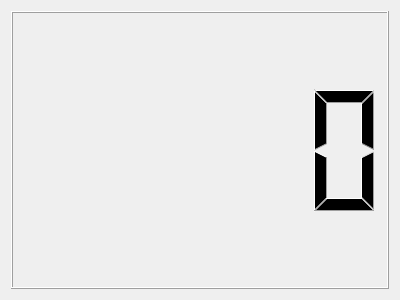
Szybet/sanki, file test-project/nienazwany/widgget.ui: the form before one commit.
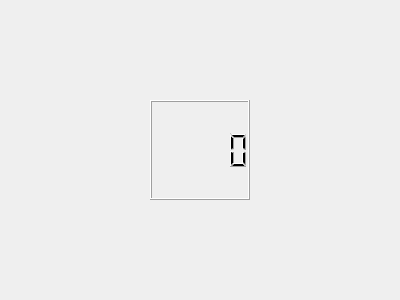
The form after the commit.

Diff of the .ui file:
```diff
--- a/test-project/nienazwany/widgget.ui
+++ b/test-project/nienazwany/widgget.ui
@@ -10,12 +10,37 @@
     <height>300</height>
    </rect>
   </property>
+  <property name="sizePolicy">
+   <sizepolicy hsizetype="Preferred" vsizetype="Preferred">
+    <horstretch>100</horstretch>
+    <verstretch>100</verstretch>
+   </sizepolicy>
+  </property>
+  <property name="minimumSize">
+   <size>
+    <width>100</width>
+    <height>100</height>
+   </size>
+  </property>
   <property name="windowTitle">
    <string>Form</string>
   </property>
   <layout class="QHBoxLayout" name="horizontalLayout">
    <item>
-    <widget class="QLCDNumber" name="lcdNumber"/>
+    <widget class="QLCDNumber" name="lcdNumber">
+     <property name="minimumSize">
+      <size>
+       <width>100</width>
+       <height>100</height>
+      </size>
+     </property>
+     <property name="maximumSize">
+      <size>
+       <width>100</width>
+       <height>100</height>
+      </size>
+     </property>
+    </widget>
    </item>
   </layout>
  </widget>
```
